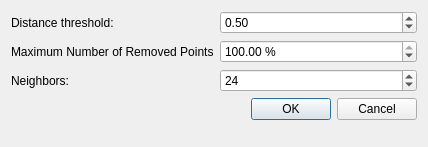
Old version of the form Polyhedron/demo/Polyhedron/Plugins/Point_set/Point_set_outliers_removal_plugin.ui in the repository CGAL/cgal.
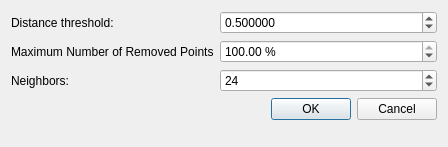
New version of the form.

Commit message: Add decimals for smaller distance.

```diff
--- a/Polyhedron/demo/Polyhedron/Plugins/Point_set/Point_set_outliers_removal_plugin.ui
+++ b/Polyhedron/demo/Polyhedron/Plugins/Point_set/Point_set_outliers_removal_plugin.ui
@@ -6,7 +6,7 @@
    <rect>
     <x>0</x>
     <y>0</y>
-    <width>428</width>
+    <width>448</width>
     <height>147</height>
    </rect>
   </property>
@@ -92,6 +92,9 @@
    </item>
    <item row="0" column="1">
     <widget class="QDoubleSpinBox" name="m_distanceThreshold">
+     <property name="decimals">
+      <number>6</number>
+     </property>
      <property name="minimum">
       <double>0.000000000000000</double>
      </property>
```
